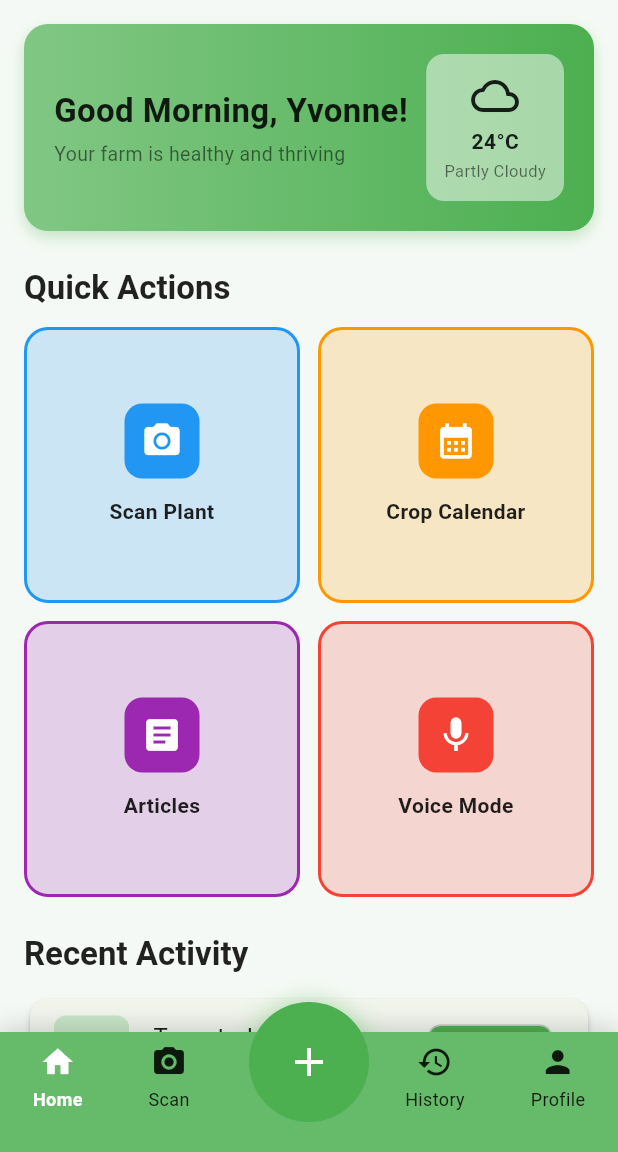
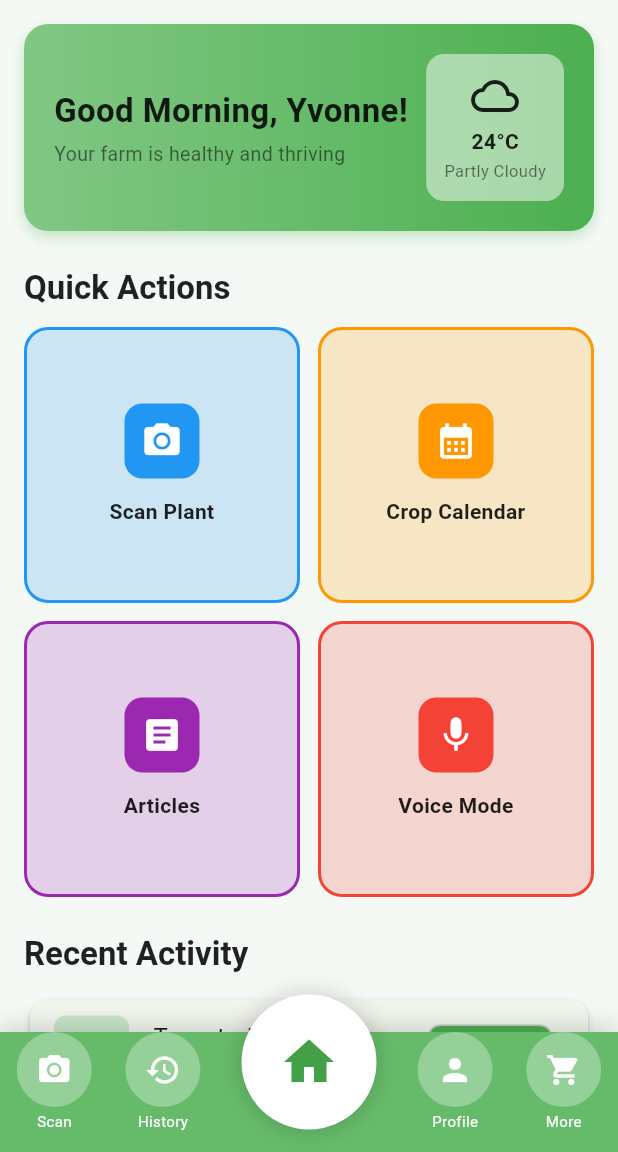
Before and after one commit to Yvonne-Wanja-1/agriclinichub2, a Flutter app: the screen it shows after launch, on a phone screen of 412 x 824 dp, the part 84-1236 px from its top. Run offline on Flutter 3.47's test engine with Material 3 defaults, Android fonts, the phone set to English and light mode, and no system bars; our stand-ins replace cloud_firestore, connectivity_plus, firebase_auth, firebase_core, firebase_storage, flutter_tts and 3 more; accounts and stored records are empty.

Commit message:
Please enter the commit message for your changes. Lines starting with '#' will be ignored, and an empty message aborts the commit.
On branch branch2
Your branch is up to date with 'origin/branch2'.

Changes to be committed:
	modified:   lib/core/widgets/convex_bottom_nav.dart
	modified:   lib/features/disease_detection/presentation/screens/scan_screen.dart
	modified:   lib/features/home/presentation/screens/home_screen.dart

```diff
--- a/lib/core/widgets/convex_bottom_nav.dart
+++ b/lib/core/widgets/convex_bottom_nav.dart
@@ -32,34 +32,38 @@ class ConvexBottomNav extends StatelessWidget {
             Row(
               mainAxisAlignment: MainAxisAlignment.spaceAround,
               children: [
-                _buildNavItem(0, Icons.home, 'Home'),
-                _buildNavItem(1, Icons.camera_alt, 'Scan'),
-                SizedBox(width: 80), // Space for convex curve
-                _buildNavItem(2, Icons.history, 'History'),
-                _buildNavItem(3, Icons.person, 'Profile'),
+                _buildNavItem(0, Icons.camera_alt, 'Scan'),
+                _buildNavItem(1, Icons.history, 'History'),
+                SizedBox(width: 100), // Space for convex curve
+                _buildNavItem(2, Icons.person, 'Profile'),
+                _buildNavItem(3, Icons.shopping_cart, 'More'),
               ],
             ),
             Positioned(
-              top: -20,
-              left: MediaQuery.of(context).size.width / 2 - 40,
+              top: -25,
+              left: MediaQuery.of(context).size.width / 2 - 45,
               child: GestureDetector(
                 onTap: () => onTap(4),
                 child: Container(
-                  width: 80,
-                  height: 80,
+                  width: 90,
+                  height: 90,
                   decoration: BoxDecoration(
-                    color: Colors.green.shade500,
+                    color: Colors.white,
                     shape: BoxShape.circle,
                     boxShadow: [
                       BoxShadow(
-                        color: Colors.green.shade400.withOpacity(0.4),
+                        color: Colors.black.withOpacity(0.15),
                         blurRadius: 12,
                         spreadRadius: 2,
                       ),
                     ],
                   ),
                   child: Center(
-                    child: Icon(Icons.add, color: Colors.white, size: 32),
+                    child: Icon(
+                      Icons.home,
+                      color: Colors.green.shade600,
+                      size: 40,
+                    ),
                   ),
                 ),
               ),
@@ -74,29 +78,44 @@ class ConvexBottomNav extends StatelessWidget {
     bool isActive = currentIndex == index;
     return GestureDetector(
       onTap: () => onTap(index),
-      child: Container(
-        padding: const EdgeInsets.symmetric(vertical: 8, horizontal: 12),
       child: Column(
+        mainAxisAlignment: MainAxisAlignment.center,
         mainAxisSize: MainAxisSize.min,
-          mainAxisAlignment: MainAxisAlignment.center,
         children: [
-            Icon(
+          Container(
+            width: 50,
+            height: 50,
+            decoration: BoxDecoration(
+              color: isActive ? Colors.white : Colors.white.withOpacity(0.3),
+              shape: BoxShape.circle,
+              boxShadow: isActive
+                  ? [
+                      BoxShadow(
+                        color: Colors.black.withOpacity(0.2),
+                        blurRadius: 8,
+                      ),
+                    ]
+                  : [],
+            ),
+            child: Center(
+              child: Icon(
                 icon,
-              color: isActive ? Colors.white : Colors.black87,
+                color: isActive ? Colors.green.shade600 : Colors.white,
                 size: 24,
               ),
-            const SizedBox(height: 4),
+            ),
+          ),
+          const SizedBox(height: 2),
           Text(
             label,
             style: TextStyle(
-                color: isActive ? Colors.white : Colors.black87,
-                fontSize: 12,
+              color: Colors.white,
+              fontSize: 10,
               fontWeight: isActive ? FontWeight.bold : FontWeight.normal,
             ),
           ),
         ],
       ),
-      ),
     );
   }
 }
```
Also changed, not shown: lib/features/disease_detection/presentation/screens/scan_screen.dart (+15 -10 lines), lib/features/home/presentation/screens/home_screen.dart (+12 -7 lines). Lines whose indentation alone changed are shown as unchanged.
